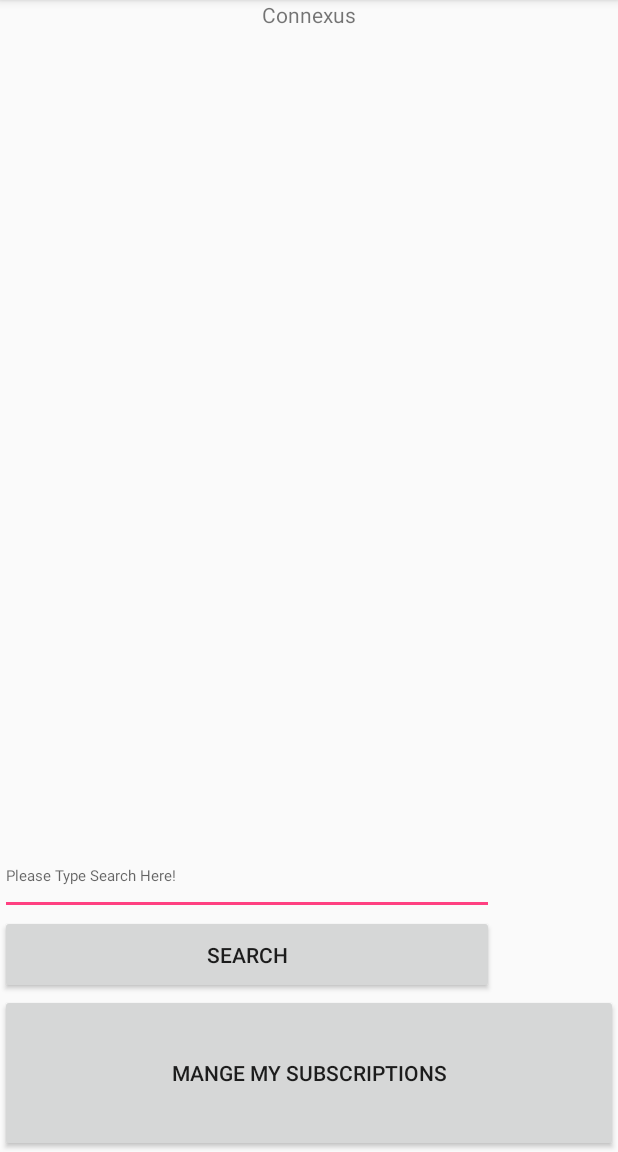
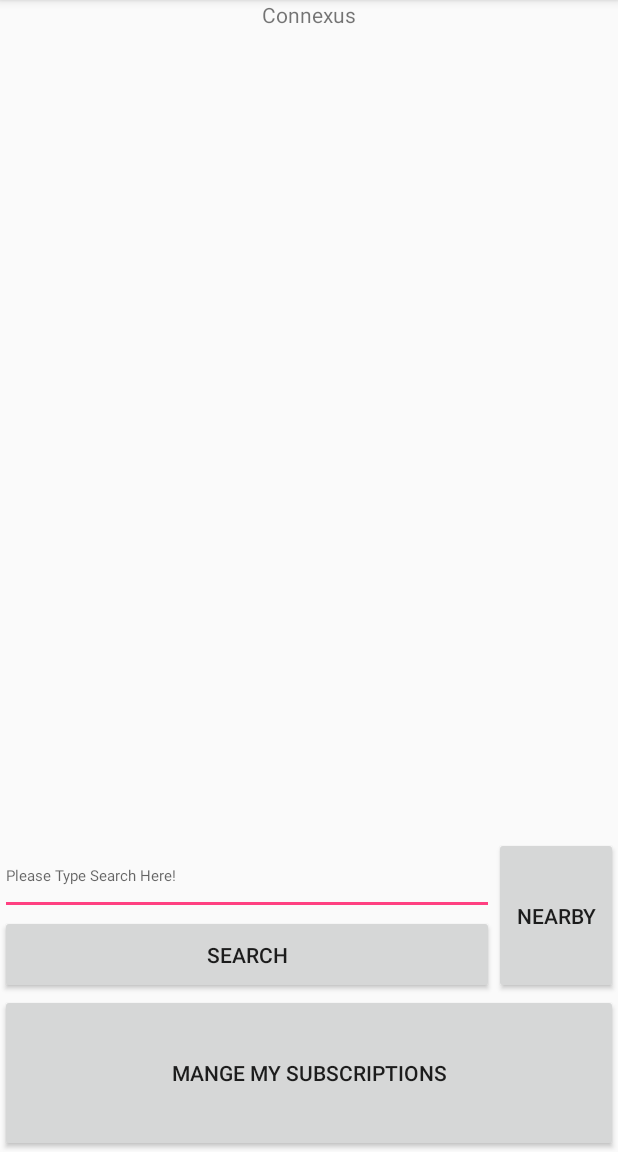
Before and after one commit to williamzhongshi/mini_project_android, an Android app: the AllStream screen opened directly, with no data from a screen before it, on a phone screen of 412 x 824 dp, the part 84-1236 px from its top. Run offline under Robolectric (Android 15) with nearby library versions, the phone set to English and light mode, and no system bars; our stand-ins replace Volley; network calls fail.

Commit message:
integrated to single strema view, though no pictures were shown, added link to nearby_stream

```diff
--- a/app/src/main/AndroidManifest.xml
+++ b/app/src/main/AndroidManifest.xml
@@ -32,6 +32,7 @@
             android:label="@string/title_activity_search_stream"
             android:theme="@style/AppTheme" />
         <activity android:name=".NearbyPictures"></activity>
+        <activity android:name=".ViewStream"></activity>
     </application>
 
 </manifest>
--- a/app/src/main/java/com/example/william/miniprojectconnexus/AllStream.java
+++ b/app/src/main/java/com/example/william/miniprojectconnexus/AllStream.java
@@ -8,10 +8,12 @@ import android.content.Intent;
 import android.os.Bundle;
 import android.support.v7.app.AppCompatActivity;
 import android.support.v7.widget.Toolbar;
+import android.util.Log;
 import android.view.Menu;
 import android.view.MenuItem;
+import android.view.View;
 
-public class AllStream extends AppCompatActivity {
+public class AllStream extends AppCompatActivity implements View.OnClickListener {
 
     @Override
     protected void onCreate(Bundle savedInstanceState) {
@@ -19,6 +21,7 @@ public class AllStream extends AppCompatActivity {
         setContentView(R.layout.activity_all_stream);
         Toolbar toolbar = (Toolbar) findViewById(R.id.toolbar);
         setSupportActionBar(toolbar);
+        findViewById(R.id.to_nearby_pictures).setOnClickListener(this);
         new Thread(new StreamBackend(this)).start();
     }
 
@@ -62,4 +65,16 @@ public class AllStream extends AppCompatActivity {
         return super.onOptionsItemSelected(item);
     }
 
+    @Override
+    public void onClick(View v) {
+        switch (v.getId()) {
+            case R.id.to_nearby_pictures:
+                //TextView tv2 = (TextView) findViewById(R.id.more_result);
+                //String text2 = tv2.getText().toString();
+                Log.d("Debug", "Button Clicked, go to nearby pictures ");
+                startActivity(new Intent(this, NearbyPictures.class));
+                break;
+
+        }
+    }
 }
--- a/app/src/main/java/com/example/william/miniprojectconnexus/ImageAdaptor.java
+++ b/app/src/main/java/com/example/william/miniprojectconnexus/ImageAdaptor.java
@@ -63,7 +63,7 @@ public class ImageAdaptor extends BaseAdapter {
             @Override
             public void onClick(View view) {
                 Intent stream_view = new Intent(mContext, ViewStream.class);
-                stream_view.putExtra("stream_name", streamInfos.get(stream_index).getName());
+                stream_view.putExtra("STREAM_NAME", streamInfos.get(stream_index).getName());
                 mContext.startActivity(stream_view);
             }
         });
--- a/app/src/main/java/com/example/william/miniprojectconnexus/ViewStream.java
+++ b/app/src/main/java/com/example/william/miniprojectconnexus/ViewStream.java
@@ -68,15 +68,19 @@ public class ViewStream extends AppCompatActivity implements View.OnClickListene
         if (extras != null) {
             Log.e("Extras", "Inside Extra");
             stream_name = extras.getString("STREAM_NAME");
+            Log.d("Debug", "Received input stream name: " + stream_name);
 
             if (stream_name != null) {
                 JsonURL = JsonURL + stream_name;
+            }
+            if (JsonURL.contains("localhost")) {
+                JsonURL = JsonURL.replace("localhost", "10.0.2.2");
             }
 
 
             String session_id = extras.getString("SESSION_ID");
             offset = extras.getString("OFFSET");
-            Log.e("Offset",offset);
+            Log.e("Debug", "Offset" + offset);
 
             if (offset != null) {
                 offsetInt = offsetInt + Integer.parseInt(offset);
--- a/app/src/main/res/layout/activity_all_stream.xml
+++ b/app/src/main/res/layout/activity_all_stream.xml
@@ -63,12 +63,21 @@
                 android:layout_height="0dp"
                 android:layout_weight="50"
                 android:text="Search"/>
+
         </android.support.v7.widget.LinearLayoutCompat>
-
-        <android.support.v7.widget.AppCompatImageView
+        <android.support.v7.widget.LinearLayoutCompat
             android:layout_width="0dp"
             android:layout_height="match_parent"
-            android:layout_weight="20"/>
+            android:layout_weight="20"
+            android:orientation="vertical">
+
+        <Button
+            android:id="@+id/to_nearby_pictures"
+            android:layout_width="match_parent"
+            android:layout_height="0dp"
+            android:layout_weight="50"
+            android:text="Nearby"/>
+        </android.support.v7.widget.LinearLayoutCompat>
 
     </android.support.v7.widget.LinearLayoutCompat>
     <Button
```
